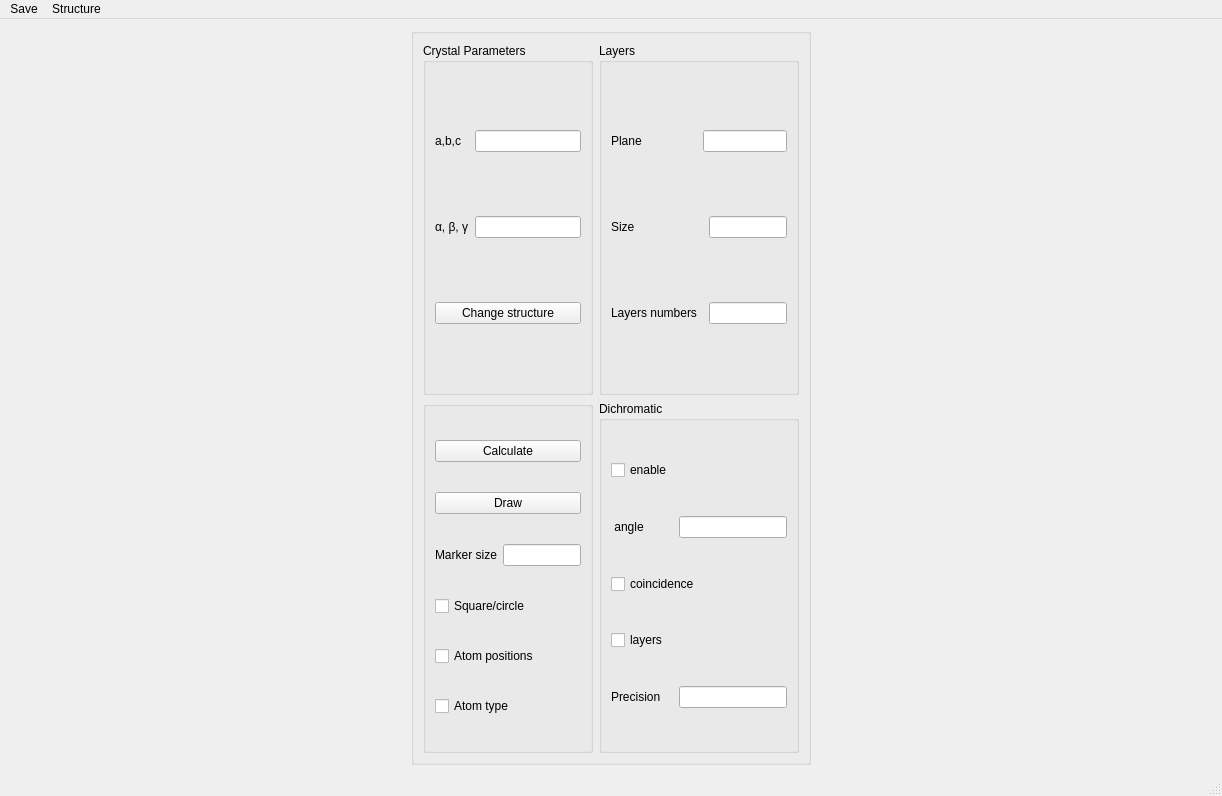
This is pycotem/crystal/crystalUI.ui in mompiou/pycotem as Qt 5 draws it before an edit. The edited form follows.
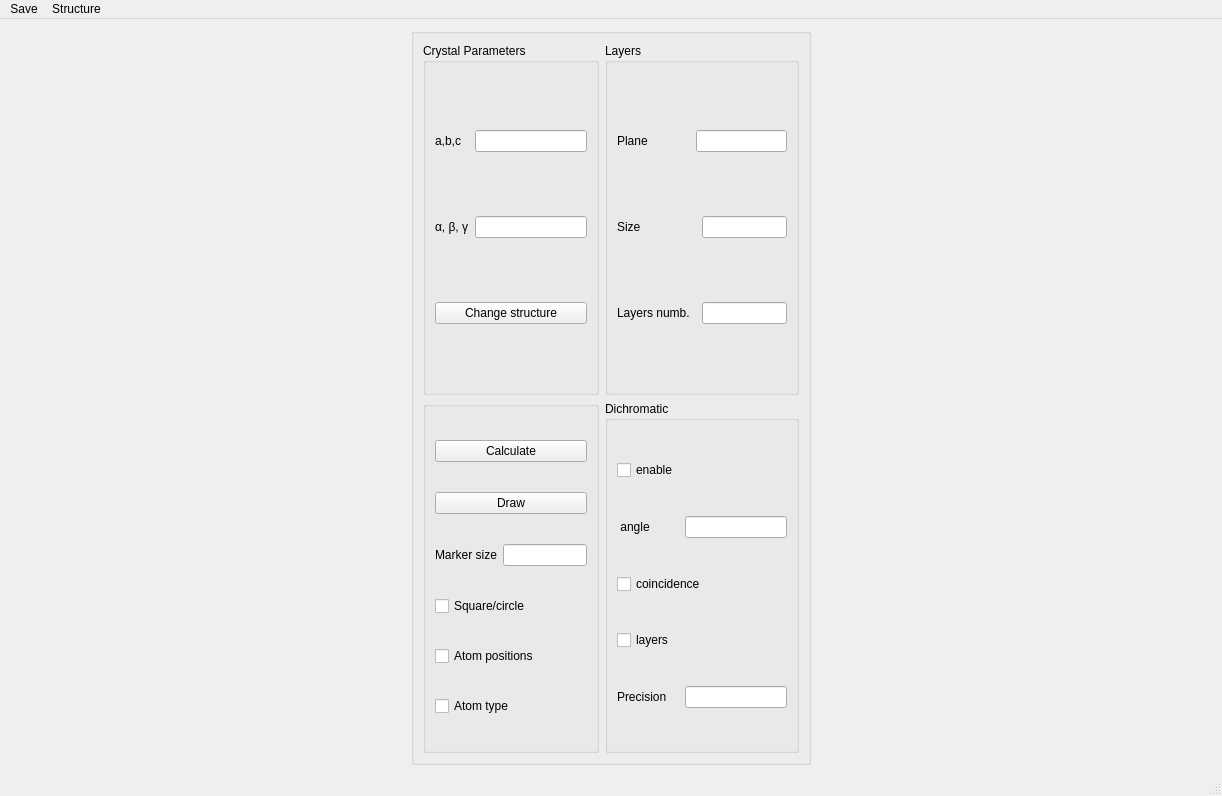
This is the edited form.

What changed in the file:
```diff
--- a/pycotem/crystal/crystalUI.ui
+++ b/pycotem/crystal/crystalUI.ui
@@ -81,7 +81,7 @@
           <item row="2" column="0">
            <widget class="QLabel" name="label_2">
             <property name="text">
-             <string>Layers numbers</string>
+             <string>Layers numb.</string>
             </property>
            </widget>
           </item>
```
